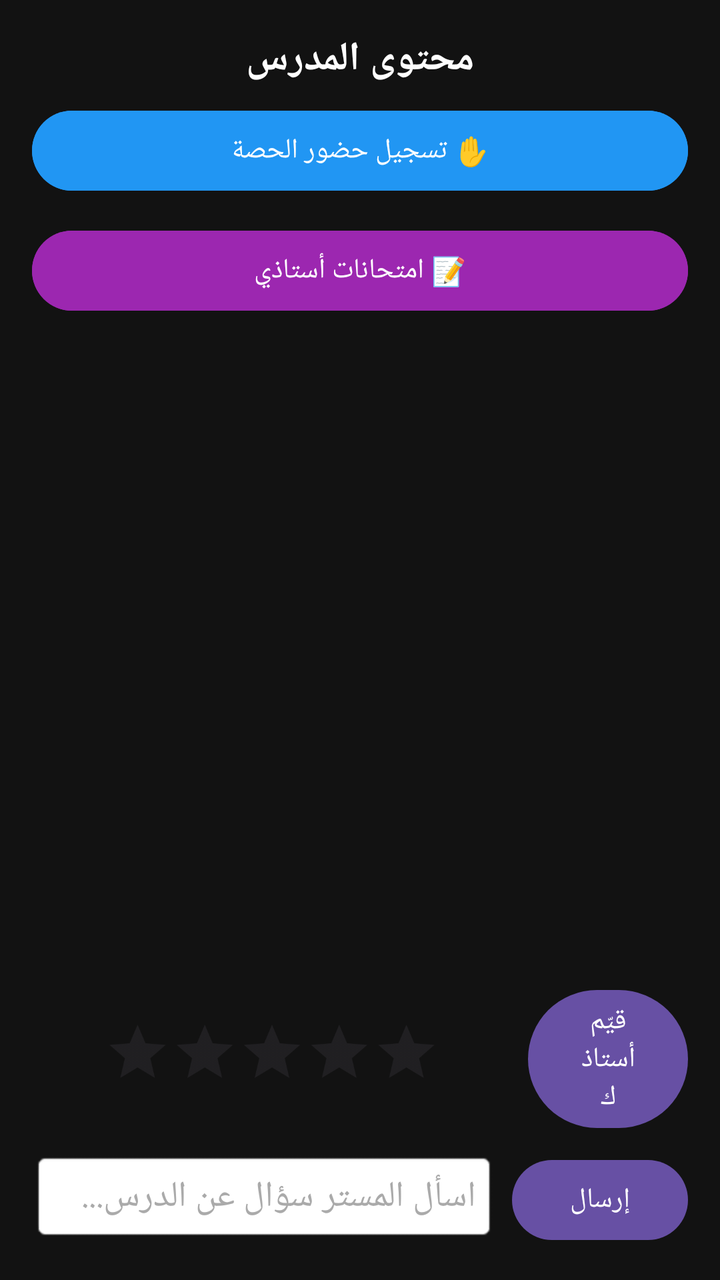
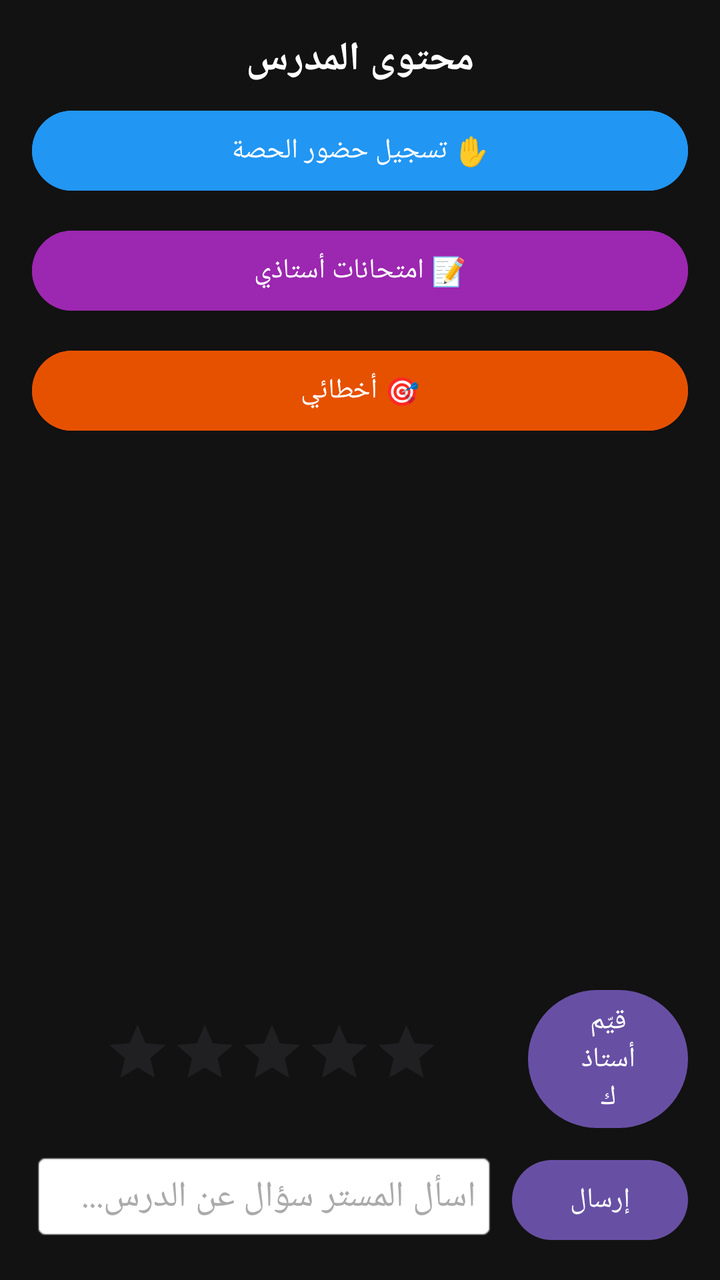

An Android layout rendered at two revisions. The XML below is the earlier revision; the diff shows what the commit changed to produce the second picture.
<!-- AndroidManifest.xml: application theme Theme.1Bac -->
<!-- res/layout/activity_teacher_content.xml -->
<?xml version="1.0" encoding="utf-8"?>
<LinearLayout xmlns:android="http://schemas.android.com/apk/res/android"
    android:layout_width="match_parent"
    android:layout_height="match_parent"
    android:orientation="vertical"
    android:padding="16dp"
    android:background="#121212">

    
    <TextView
        android:id="@+id/contentTeacherName"
        android:layout_width="match_parent"
        android:layout_height="wrap_content"
        android:text="محتوى المدرس"
        android:textColor="#FFFFFF"
        android:textSize="20sp"
        android:textStyle="bold"
        android:gravity="center"
        android:layout_marginBottom="8dp" />

    
    <Button
        android:id="@+id/btnMarkAttendance"
        android:layout_width="match_parent"
        android:layout_height="wrap_content"
        android:text="✋ تسجيل حضور الحصة"
        android:backgroundTint="#2196F3"
        android:textColor="#FFFFFF"
        android:layout_marginBottom="12dp" />
    <Button
        android:id="@+id/btnGoToExams"
        android:layout_width="match_parent"
        android:layout_height="wrap_content"
        android:text="📝 امتحانات أستاذي"
        android:backgroundTint="#9C27B0"
        android:textColor="#FFFFFF"
        android:layout_marginBottom="12dp" />

    
    <TextView
        android:id="@+id/noContentText"
        android:layout_width="match_parent"
        android:layout_height="wrap_content"
        android:text="لا يوجد محتوى متاح حالياً"
        android:textColor="#888888"
        android:textSize="16sp"
        android:gravity="center"
        android:visibility="gone"
        android:layout_marginBottom="12dp" />

    
    <androidx.recyclerview.widget.RecyclerView
        android:id="@+id/contentRecyclerView"
        android:layout_width="match_parent"
        android:layout_height="0dp"
        android:layout_weight="1" />
    <LinearLayout
        android:layout_width="match_parent"
        android:layout_height="wrap_content"
        android:orientation="horizontal"
        android:gravity="center"
        android:layout_marginTop="8dp">

        <RatingBar
            android:id="@+id/teacherRatingBar"
            android:layout_width="wrap_content"
            android:layout_height="wrap_content"
            android:numStars="5"
            android:stepSize="1"
            android:isIndicator="false"
            android:scaleX="0.7"
            android:scaleY="0.7" />

        <Button
            android:id="@+id/btnSubmitRating"
            android:layout_width="wrap_content"
            android:layout_height="wrap_content"
            android:text="قيّم أستاذك"
            android:layout_marginStart="8dp" />
    </LinearLayout>

    
    <LinearLayout
        android:layout_width="match_parent"
        android:layout_height="wrap_content"
        android:orientation="horizontal"
        android:layout_marginTop="8dp">

        <EditText
            android:id="@+id/etQuestion"
            android:layout_width="0dp"
            android:layout_height="wrap_content"
            android:layout_weight="1"
            android:hint="اسأل المستر سؤال عن الدرس..."
            android:textColorHint="#AAAAAA"
            android:textColor="#FFFFFF"
            android:background="@android:drawable/editbox_background"
            android:padding="10dp" />

        <Button
            android:id="@+id/btnSendQuestion"
            android:layout_width="wrap_content"
            android:layout_height="wrap_content"
            android:text="إرسال"
            android:layout_marginStart="8dp" />
    </LinearLayout>

</LinearLayout>
<!-- resources referenced by this layout -->
<resources>
  <style name="Theme.1Bac" parent="Base.Theme.1Bac" />
  <style name="Base.Theme.1Bac" parent="Theme.Material3.DayNight.NoActionBar">
          
          
      </style>
</resources>

<!-- the commit's change to res/layout/activity_teacher_content.xml (unified diff, before → after) -->
@@ -33,6 +33,14 @@
         android:layout_height="wrap_content"
         android:text="📝 امتحانات أستاذي"
         android:backgroundTint="#9C27B0"
+        android:textColor="#FFFFFF"
+        android:layout_marginBottom="12dp" />
+    <Button
+        android:id="@+id/btnMyMistakes"
+        android:layout_width="match_parent"
+        android:layout_height="wrap_content"
+        android:text="🎯 أخطائي"
+        android:backgroundTint="#E65100"
         android:textColor="#FFFFFF"
         android:layout_marginBottom="12dp" />
 
